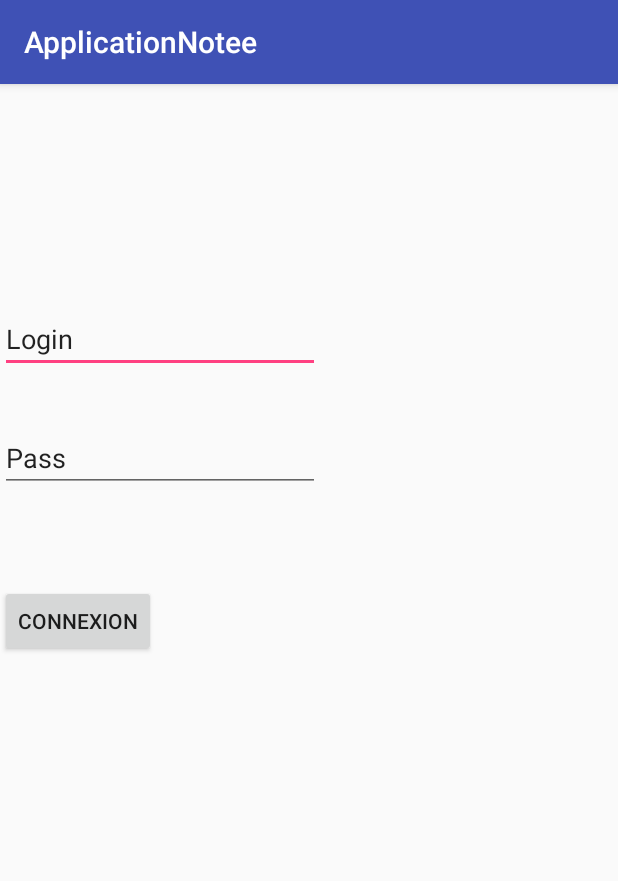
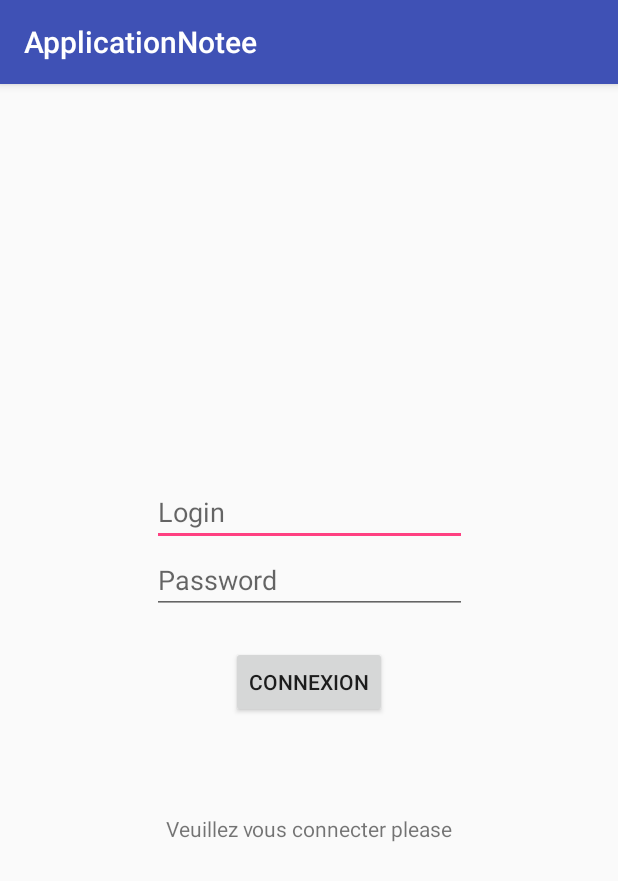
Before and after one commit to AifeDesPaix/trucnotelolmdr, an Android app: the screen it shows after launch (LoginActivity), on a phone screen of 412 x 824 dp. Shown: the top 881 px of the screen. Run offline under Robolectric (Android 15) with nearby library versions, the phone set to English and light mode, and no system bars.

Commit message:
matin début lol

```diff
--- a/app/src/main/AndroidManifest.xml
+++ b/app/src/main/AndroidManifest.xml
@@ -20,7 +20,8 @@
             android:name=".Fullscreen_LoginCheckActivity"
             android:configChanges="orientation|keyboardHidden|screenSize"
             android:label="@string/title_activity_fullscreen__login_check"
-            android:theme="@style/FullscreenTheme"></activity>
+            android:theme="@style/FullscreenTheme" />
+        <activity android:name=".MainActivity"></activity>
     </application>
 
 </manifest>
--- a/app/src/main/java/com/example/aifedespaix/applicationnotee/LoginActivity.java
+++ b/app/src/main/java/com/example/aifedespaix/applicationnotee/LoginActivity.java
@@ -42,6 +42,7 @@ public class LoginActivity extends AppCompatActivity {
         String error = intentLoginCheck.getStringExtra("error");
         if(error != null) {
             textView_error.setText(error);
+            btn_login.setError(error);
         }
 
     }
--- a/app/src/main/res/layout/activity_fullscreen__login_check.xml
+++ b/app/src/main/res/layout/activity_fullscreen__login_check.xml
@@ -14,7 +14,7 @@
         android:layout_height="match_parent"
         android:gravity="center"
         android:keepScreenOn="true"
-        android:text="@string/dummy_content"
+        android:text="Tu as désormais accès au contenu pornographique. Bravo !"
         android:textColor="#33b5e5"
         android:textSize="50sp"
         android:textStyle="bold" />
--- a/app/src/main/res/layout/activity_login.xml
+++ b/app/src/main/res/layout/activity_login.xml
@@ -6,45 +6,69 @@
     android:layout_height="match_parent"
     tools:context="com.example.aifedespaix.applicationnotee.LoginActivity">
 
+    <RelativeLayout
+        android:layout_width="210dp"
+        android:layout_height="386dp"
+        android:layout_marginRight="8dp"
+        app:layout_constraintRight_toRightOf="parent"
+        android:layout_marginLeft="8dp"
+        app:layout_constraintLeft_toLeftOf="parent"
+        app:layout_constraintTop_toTopOf="parent"
+        android:layout_marginTop="8dp"
+        app:layout_constraintHorizontal_bias="0.503"
+        app:layout_constraintBottom_toBottomOf="parent"
+        android:layout_marginBottom="8dp">
+
         <Button
             android:id="@+id/button_connexion"
             android:layout_width="wrap_content"
             android:layout_height="wrap_content"
             android:text="Connexion"
-        tools:layout_editor_absoluteX="141dp"
-        android:layout_marginTop="7dp"
+            app:layout_constraintBottom_toBottomOf="parent"
             app:layout_constraintTop_toBottomOf="@+id/editText_password"
-        app:layout_constraintBottom_toBottomOf="parent"
-        android:layout_marginBottom="8dp"
-        app:layout_constraintVertical_bias="0.127" />
+            app:layout_constraintVertical_bias="0.653"
+            tools:layout_editor_absoluteX="124dp"
+            android:layout_marginTop="21dp"
+            android:layout_below="@+id/editText_password"
+            android:layout_centerHorizontal="true" />
 
         <EditText
             android:id="@+id/editText_login"
             android:layout_width="wrap_content"
             android:layout_height="wrap_content"
+            android:layout_alignParentLeft="true"
+            android:layout_alignParentStart="true"
+            android:layout_alignParentTop="true"
+            android:layout_marginTop="71dp"
             android:ems="10"
+            android:hint="Login"
             android:inputType="textPersonName"
-        android:text="Login"
-        tools:layout_editor_absoluteX="85dp"
             app:layout_constraintTop_toTopOf="parent"
-        android:layout_marginTop="147dp" />
+            tools:layout_editor_absoluteX="131dp" />
 
         <EditText
             android:id="@+id/editText_password"
             android:layout_width="wrap_content"
             android:layout_height="wrap_content"
+            android:layout_alignParentLeft="true"
+            android:layout_alignParentStart="true"
+            android:layout_below="@+id/editText_login"
             android:ems="10"
+            android:hint="Password"
             android:inputType="textPersonName"
-        android:text="Pass"
-        tools:layout_editor_absoluteX="85dp"
-        android:layout_marginTop="34dp"
-        app:layout_constraintTop_toBottomOf="@+id/editText_login" />
+            app:layout_constraintTop_toBottomOf="@+id/editText_login"
+            tools:layout_editor_absoluteX="85dp" />
 
         <TextView
             android:id="@+id/textView_error"
             android:layout_width="wrap_content"
             android:layout_height="wrap_content"
+            android:layout_alignParentBottom="true"
+            android:layout_centerHorizontal="true"
+            android:layout_marginBottom="71dp"
+            android:text="Veuillez vous connecter please"
             tools:layout_editor_absoluteX="163dp"
             tools:layout_editor_absoluteY="411dp" />
+    </RelativeLayout>
 
 </android.support.constraint.ConstraintLayout>
```
Also changed, not shown: app/src/main/java/com/example/aifedespaix/applicationnotee/Fullscreen_LoginCheckActivity.java (+22 -5 lines), app/src/main/java/com/example/aifedespaix/applicationnotee/MainActivity.java (added, +29 -0 lines), app/src/main/res/layout/activity_main.xml (added, +9 -0 lines), app/src/main/ic_launcher-web.png (added), app/src/main/res/mipmap-hdpi/ic_launcher.png, app/src/main/res/mipmap-mdpi/ic_launcher.png, app/src/main/res/mipmap-xhdpi/ic_launcher.png, app/src/main/res/mipmap-xxhdpi/ic_launcher.png, app/src/main/res/mipmap-xxxhdpi/ic_launcher.png. Lines whose indentation alone changed are shown as unchanged.
